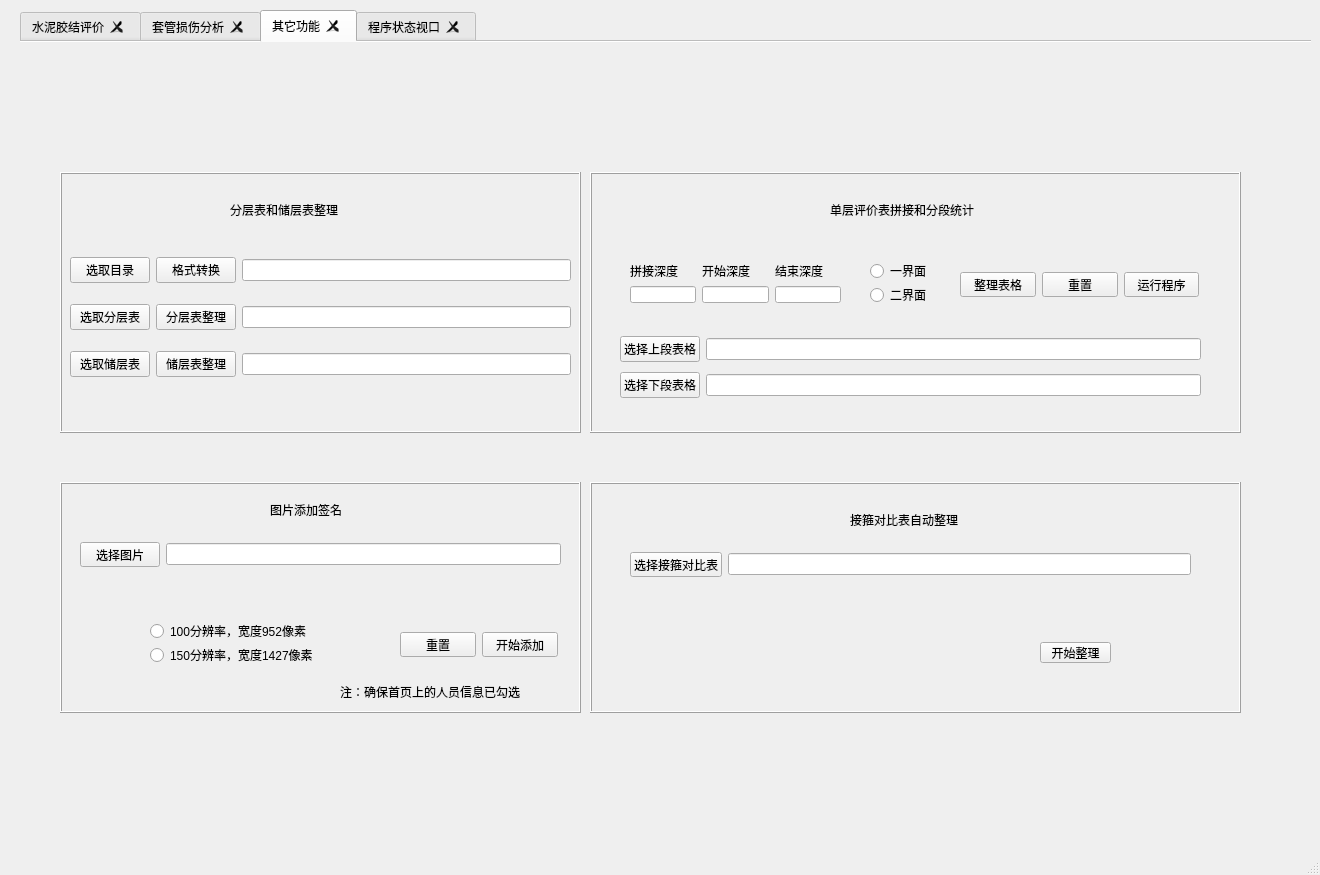
Before: the Qt Designer form WELL_INTEGRITY_UI.ui in KiwiPapa/4Stars-EngineerLoggingAssistant, drawn with Qt 5.
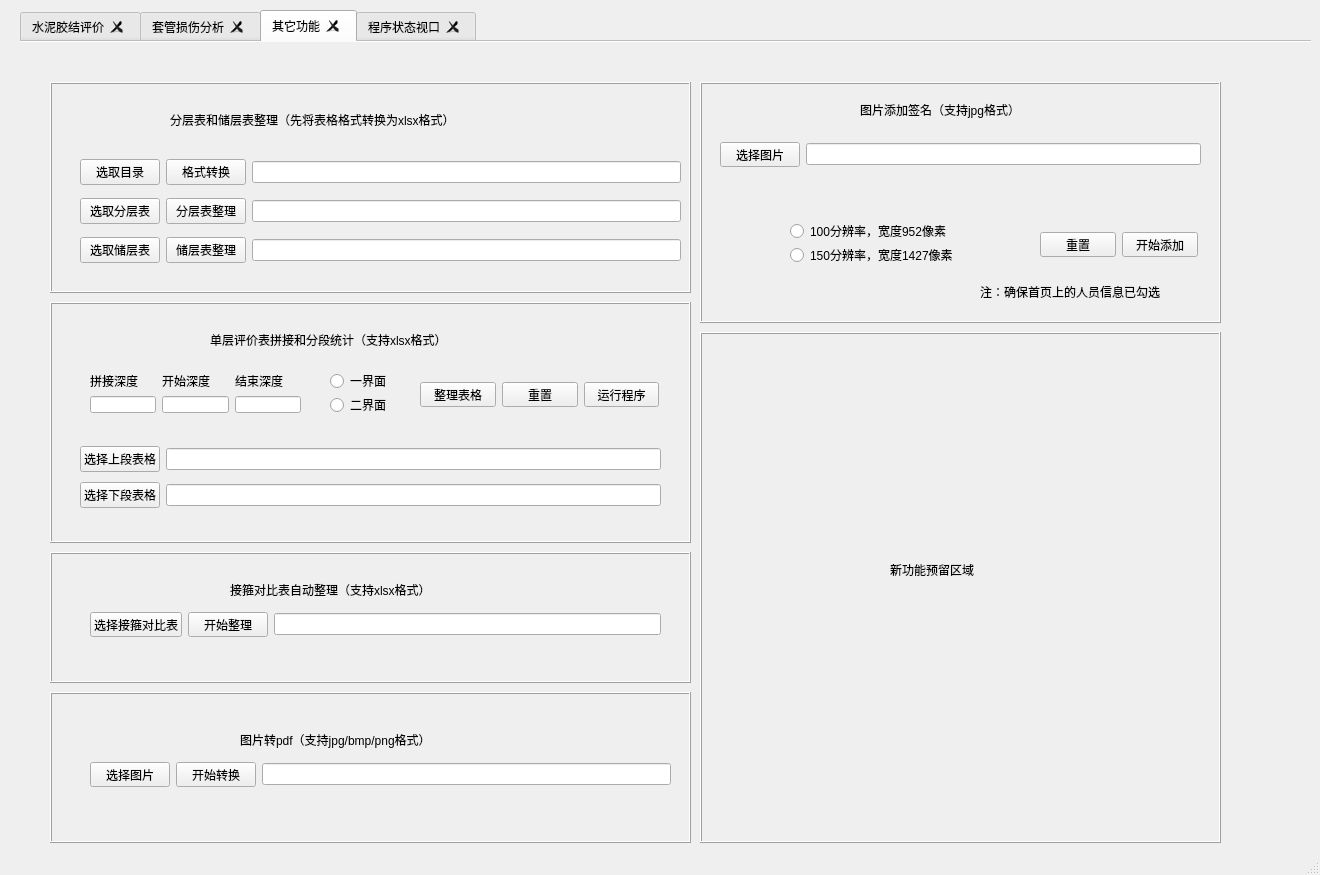
After: the same form once the commit is applied. The open tabs and pages were chosen to show the change.

Commit message: 小功能添加

What changed in the file:
```diff
--- a/WELL_INTEGRITY_UI.ui
+++ b/WELL_INTEGRITY_UI.ui
@@ -3537,10 +3537,10 @@
      <widget class="QFrame" name="frame_9">
       <property name="geometry">
        <rect>
-        <x>40</x>
-        <y>130</y>
-        <width>521</width>
-        <height>261</height>
+        <x>30</x>
+        <y>40</y>
+        <width>641</width>
+        <height>211</height>
        </rect>
       </property>
       <property name="frameShape">
@@ -3552,10 +3552,10 @@
       <widget class="QWidget" name="layoutWidget">
        <property name="geometry">
         <rect>
-         <x>10</x>
+         <x>30</x>
          <y>70</y>
-         <width>501</width>
-         <height>151</height>
+         <width>601</width>
+         <height>121</height>
         </rect>
        </property>
        <layout class="QGridLayout" name="gridLayout_17">
@@ -3615,9 +3615,9 @@
       <widget class="QLabel" name="label_114">
        <property name="geometry">
         <rect>
-         <x>170</x>
+         <x>120</x>
          <y>30</y>
-         <width>151</width>
+         <width>381</width>
          <height>16</height>
         </rect>
        </property>
@@ -3625,7 +3625,7 @@
         <string notr="true">font: 12pt &quot;黑体&quot;;</string>
        </property>
        <property name="text">
-        <string>分层表和储层表整理</string>
+        <string>分层表和储层表整理（先将表格格式转换为xlsx格式）</string>
        </property>
        <property name="textFormat">
         <enum>Qt::PlainText</enum>
@@ -3635,10 +3635,10 @@
      <widget class="QFrame" name="frame_10">
       <property name="geometry">
        <rect>
-        <x>570</x>
-        <y>130</y>
-        <width>651</width>
-        <height>261</height>
+        <x>30</x>
+        <y>260</y>
+        <width>641</width>
+        <height>241</height>
        </rect>
       </property>
       <property name="frameShape">
@@ -3650,9 +3650,9 @@
       <widget class="QLabel" name="label_113">
        <property name="geometry">
         <rect>
-         <x>240</x>
+         <x>160</x>
          <y>30</y>
-         <width>201</width>
+         <width>321</width>
          <height>16</height>
         </rect>
        </property>
@@ -3660,7 +3660,7 @@
         <string notr="true">font: 12pt &quot;黑体&quot;;</string>
        </property>
        <property name="text">
-        <string>单层评价表拼接和分段统计</string>
+        <string>单层评价表拼接和分段统计（支持xlsx格式）</string>
        </property>
        <property name="textFormat">
         <enum>Qt::PlainText</enum>
@@ -3670,7 +3670,7 @@
        <property name="geometry">
         <rect>
          <x>30</x>
-         <y>160</y>
+         <y>140</y>
          <width>581</width>
          <height>70</height>
         </rect>
@@ -3702,7 +3702,7 @@
        <property name="geometry">
         <rect>
          <x>280</x>
-         <y>90</y>
+         <y>70</y>
          <width>67</width>
          <height>42</height>
         </rect>
@@ -3728,7 +3728,7 @@
        <property name="geometry">
         <rect>
          <x>40</x>
-         <y>90</y>
+         <y>70</y>
          <width>211</width>
          <height>41</height>
         </rect>
@@ -3770,7 +3770,7 @@
        <property name="geometry">
         <rect>
          <x>370</x>
-         <y>100</y>
+         <y>80</y>
          <width>239</width>
          <height>25</height>
         </rect>
@@ -3803,10 +3803,10 @@
      <widget class="QFrame" name="frame_13">
       <property name="geometry">
        <rect>
-        <x>40</x>
-        <y>440</y>
+        <x>680</x>
+        <y>40</y>
         <width>521</width>
-        <height>231</height>
+        <height>241</height>
        </rect>
       </property>
       <property name="frameShape">
@@ -3818,9 +3818,9 @@
       <widget class="QLabel" name="label_112">
        <property name="geometry">
         <rect>
-         <x>210</x>
+         <x>160</x>
          <y>20</y>
-         <width>101</width>
+         <width>221</width>
          <height>16</height>
         </rect>
        </property>
@@ -3828,7 +3828,7 @@
         <string notr="true">font: 12pt &quot;黑体&quot;;</string>
        </property>
        <property name="text">
-        <string>图片添加签名</string>
+        <string>图片添加签名（支持jpg格式）</string>
        </property>
        <property name="textFormat">
         <enum>Qt::PlainText</enum>
@@ -3925,10 +3925,10 @@
      <widget class="QFrame" name="frame_14">
       <property name="geometry">
        <rect>
-        <x>570</x>
-        <y>440</y>
-        <width>651</width>
-        <height>231</height>
+        <x>30</x>
+        <y>510</y>
+        <width>641</width>
+        <height>131</height>
        </rect>
       </property>
       <property name="frameShape">
@@ -3940,9 +3940,9 @@
       <widget class="QLabel" name="label_119">
        <property name="geometry">
         <rect>
-         <x>260</x>
+         <x>180</x>
          <y>30</y>
-         <width>151</width>
+         <width>271</width>
          <height>16</height>
         </rect>
        </property>
@@ -3950,31 +3950,18 @@
         <string notr="true">font: 12pt &quot;黑体&quot;;</string>
        </property>
        <property name="text">
-        <string>接箍对比表自动整理</string>
+        <string>接箍对比表自动整理（支持xlsx格式）</string>
        </property>
        <property name="textFormat">
         <enum>Qt::PlainText</enum>
        </property>
       </widget>
-      <widget class="QPushButton" name="pushButton_39">
-       <property name="geometry">
-        <rect>
-         <x>450</x>
-         <y>160</y>
-         <width>71</width>
-         <height>21</height>
-        </rect>
-       </property>
-       <property name="text">
-        <string>开始整理</string>
-       </property>
-      </widget>
       <widget class="QWidget" name="layoutWidget">
        <property name="geometry">
         <rect>
          <x>40</x>
-         <y>70</y>
-         <width>561</width>
+         <y>60</y>
+         <width>571</width>
          <height>25</height>
         </rect>
        </property>
@@ -3986,12 +3973,118 @@
           </property>
          </widget>
         </item>
-        <item row="0" column="1">
+        <item row="0" column="2">
          <widget class="QLineEdit" name="lineEdit_58"/>
         </item>
+        <item row="0" column="1">
+         <widget class="QPushButton" name="pushButton_39">
+          <property name="text">
+           <string>开始整理</string>
+          </property>
+         </widget>
+        </item>
        </layout>
       </widget>
      </widget>
+     <widget class="QFrame" name="frame_16">
+      <property name="geometry">
+       <rect>
+        <x>30</x>
+        <y>650</y>
+        <width>641</width>
+        <height>151</height>
+       </rect>
+      </property>
+      <property name="frameShape">
+       <enum>QFrame::Box</enum>
+      </property>
+      <property name="frameShadow">
+       <enum>QFrame::Raised</enum>
+      </property>
+      <widget class="QLabel" name="label_121">
+       <property name="geometry">
+        <rect>
+         <x>190</x>
+         <y>40</y>
+         <width>261</width>
+         <height>16</height>
+        </rect>
+       </property>
+       <property name="styleSheet">
+        <string notr="true">font: 12pt &quot;黑体&quot;;</string>
+       </property>
+       <property name="text">
+        <string>图片转pdf（支持jpg/bmp/png格式）</string>
+       </property>
+       <property name="textFormat">
+        <enum>Qt::PlainText</enum>
+       </property>
+      </widget>
+      <widget class="QWidget" name="layoutWidget_12">
+       <property name="geometry">
+        <rect>
+         <x>40</x>
+         <y>70</y>
+         <width>581</width>
+         <height>25</height>
+        </rect>
+       </property>
+       <layout class="QGridLayout" name="gridLayout_30">
+        <item row="0" column="0">
+         <widget class="QPushButton" name="pushButton_28">
+          <property name="text">
+           <string>选择图片</string>
+          </property>
+         </widget>
+        </item>
+        <item row="0" column="2">
+         <widget class="QLineEdit" name="lineEdit_57"/>
+        </item>
+        <item row="0" column="1">
+         <widget class="QPushButton" name="pushButton_32">
+          <property name="text">
+           <string>开始转换</string>
+          </property>
+         </widget>
+        </item>
+       </layout>
+      </widget>
+     </widget>
+     <widget class="QFrame" name="frame_17">
+      <property name="geometry">
+       <rect>
+        <x>680</x>
+        <y>290</y>
+        <width>521</width>
+        <height>511</height>
+       </rect>
+      </property>
+      <property name="frameShape">
+       <enum>QFrame::Box</enum>
+      </property>
+      <property name="frameShadow">
+       <enum>QFrame::Raised</enum>
+      </property>
+      <widget class="QLabel" name="label_122">
+       <property name="geometry">
+        <rect>
+         <x>190</x>
+         <y>230</y>
+         <width>151</width>
+         <height>16</height>
+        </rect>
+       </property>
+       <property name="styleSheet">
+        <string notr="true">font: 12pt &quot;黑体&quot;;</string>
+       </property>
+       <property name="text">
+        <string>新功能预留区域</string>
+       </property>
+       <property name="textFormat">
+        <enum>Qt::PlainText</enum>
+       </property>
+      </widget>
+     </widget>
     </widget>
     <widget class="QWidget" name="tab">
      <attribute name="title">
```
Left out of the diff: 744 changed lines with no effect on the pictures. The commit also changes 25 other files.
